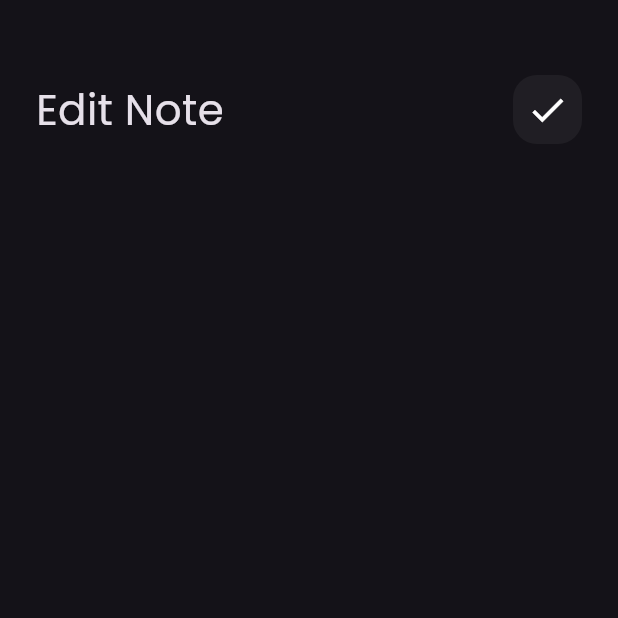
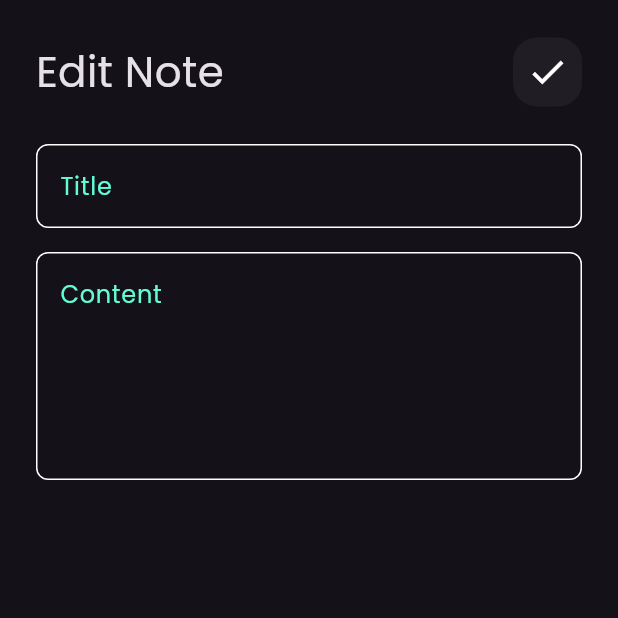
Before and after one commit to AmmarHabbab/NotesApp, a Flutter app: the EditNoteView screen opened directly, on a phone screen of 412 x 824 dp, the top half of it. Run offline on Flutter 3.47's test engine with Material 3 defaults, Android fonts, the phone set to English and light mode, and no system bars; our stand-ins replace font_awesome_flutter.

Commit message:
edit note view ui done

```diff
--- a/lib/widgets/add_note_bottom_sheet.dart
+++ b/lib/widgets/add_note_bottom_sheet.dart
@@ -1,5 +1,4 @@
 import 'package:flutter/material.dart';
-import 'package:notes_app/constants.dart';
 import 'package:notes_app/widgets/custom_text_field.dart';
 
 import 'custom_button.dart';
--- a/lib/widgets/edit_view_body.dart
+++ b/lib/widgets/edit_view_body.dart
@@ -1,5 +1,6 @@
 import 'package:flutter/material.dart';
 import 'package:notes_app/widgets/custom_app_bar.dart';
+import 'package:notes_app/widgets/custom_text_field.dart';
 
 class EditNoteViewBody extends StatelessWidget {
   const EditNoteViewBody({super.key});
@@ -11,11 +12,22 @@ class EditNoteViewBody extends StatelessWidget {
       child: Column(
         children: [
           SizedBox(
-            height: 50,
+            height: 25,
           ),
           CustomAppBar(
             title: 'Edit Note',
             icon: Icons.check,
+          ),
+          SizedBox(
+            height: 25,
+          ),
+          CustomTextField(hint: 'Title'),
+          SizedBox(
+            height: 16,
+          ),
+          CustomTextField(
+            hint: 'Content',
+            maxLines: 5,
           ),
         ],
       ),
--- a/lib/widgets/notes_view_body.dart
+++ b/lib/widgets/notes_view_body.dart
@@ -1,7 +1,6 @@
 import 'package:flutter/material.dart';
 import 'package:notes_app/widgets/custom_app_bar.dart';
 
-import 'custom_note_item.dart';
 import 'notes_list_view.dart';
 
 class NotesViewBody extends StatelessWidget {
```
